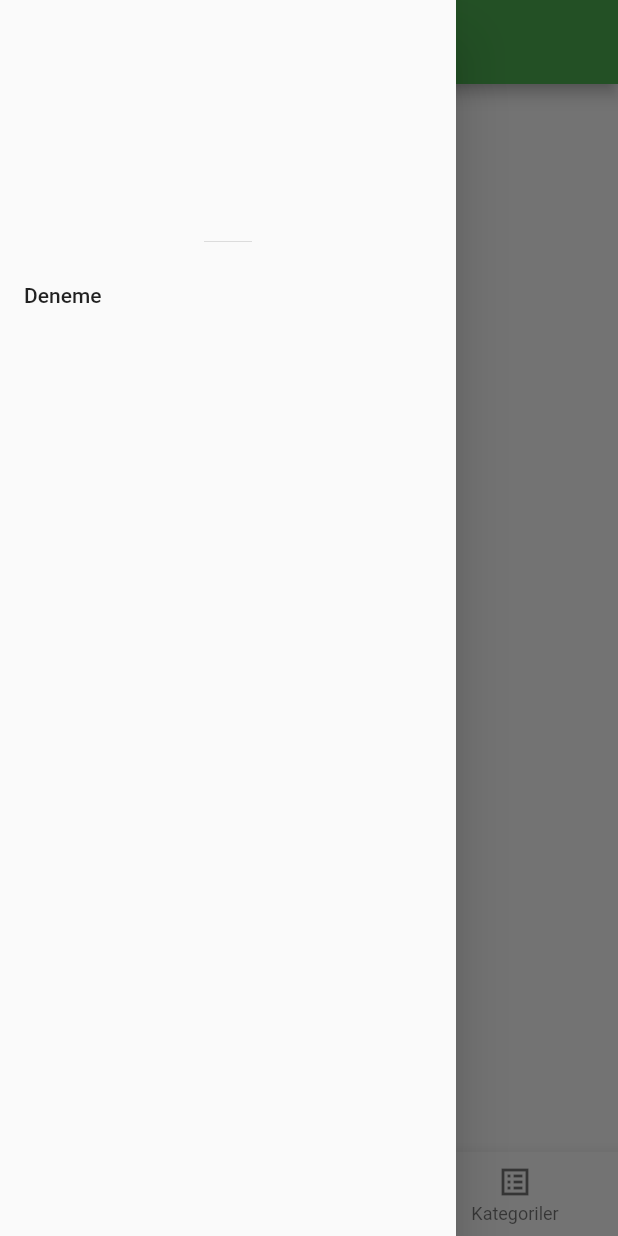
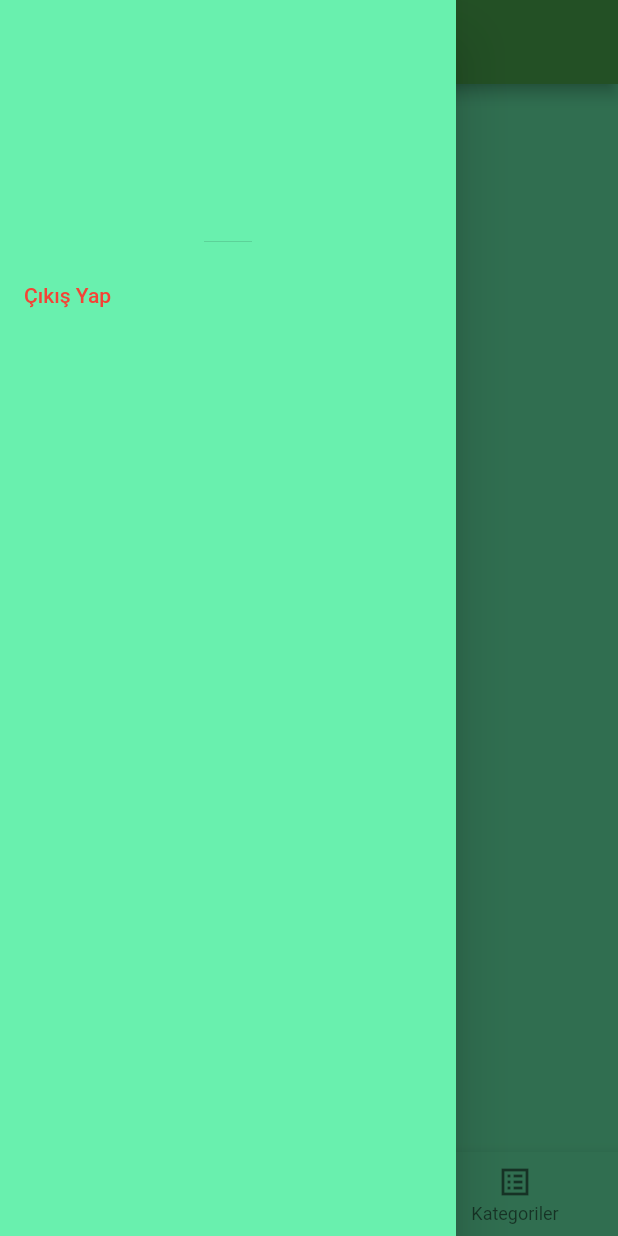
Before and after one commit to bilalozcan/hizmet_mobil_uygulama, a Flutter app: the MainPage screen opened by its route, with the side drawer open, on a phone screen of 412 x 824 dp. Run offline on Flutter 3.47's test engine with Material 2 defaults, Android fonts, the light colour scheme and no system bars; our stand-ins replace cloud_firestore, firebase_auth, firebase_core, fluttertoast, google_fonts, shared_preferences; accounts and stored records are empty.

Commit message:
-Kayıt Ol Ekranı Düzenlendi -Giriş yapma, giriş yapılan kullanıcı kontrolü yapıldı -Loading ekranı eklendi -Çıkış yap düzenlendi -Ana tema renkleri düzenlendi

```diff
--- a/lib/models/CarouselSlider.dart
+++ b/lib/models/CarouselSlider.dart
@@ -49,7 +49,7 @@ class _CarouselSliderState extends State<CarouselSlider> {
   {
     SharedPreferences value=await SharedPreferences.getInstance();
     setState(() {
-      value.setInt("${widget._email}",1);
+      value.setInt("login",1);
     });
 
   }
@@ -70,7 +70,7 @@ class _CarouselSliderState extends State<CarouselSlider> {
                             image: AssetImage(widget._photoPaths[_photosIndex]),
                             fit: BoxFit.cover),
                       ),
-                      height:((MediaQuery.of(context).size.height)/2)-11,
+
                     ),
                     /*Positioned(
                       top: ((MediaQuery.of(context).size.height)/2)-32,
@@ -85,7 +85,7 @@ class _CarouselSliderState extends State<CarouselSlider> {
                   ],
                 ),
               ),
-              Container(height:300,child: Column(mainAxisAlignment: MainAxisAlignment.center,children: [Text("Hizmet Uygulamasi",style: TextStyle(fontSize:24),)],),),
+              Container(child: Column(mainAxisAlignment: MainAxisAlignment.center,children: [Text("Hizmet Uygulamasi",style: TextStyle(fontSize:24),)],),),
 
               Container(
                 color: Colors.blue[900],
--- a/lib/models/User.dart
+++ b/lib/models/User.dart
@@ -143,11 +143,11 @@ class HizmetUser {
         _firstTime=value.getInt("${this._email}");
         debugPrint("_firstTime sayisi  $_firstTime");
         if(_firstTime!=null) {
-          Navigator.push(
+          Navigator.pushReplacement(
               _context, MaterialPageRoute(builder: (_context) => MainPage()));
         }
         else {
-          Navigator.push(
+          Navigator.pushReplacement(
               _context, MaterialPageRoute(builder: (_context) =>
               CarouselSlider(photoPaths: [
                 "assets/carouselPhotos/photo1.jpg",
--- a/lib/ui/MainPage.dart
+++ b/lib/ui/MainPage.dart
@@ -1,4 +1,5 @@
 import 'dart:collection';
+import 'dart:io';
 
 import 'package:flutter/cupertino.dart';
 import 'package:flutter/material.dart';
@@ -23,52 +24,67 @@ class _MainPageState extends State<MainPage> {
   void initState() {
     // TODO: implement initState
     super.initState();
-    _currentNavigationBarIndex=0;
+    _currentNavigationBarIndex = 0;
     activeUser();
   }
 
-  activeUser()async
-  {
-    SharedPreferences value=await SharedPreferences.getInstance();
-    if(firebaseAuth.currentUser.email!=null) {
+  activeUser() async {
+    SharedPreferences value = await SharedPreferences.getInstance();
+    if (firebaseAuth.currentUser.email != null) {
       setState(() {
-        value.setInt("${firebaseAuth.currentUser.email}", 1);
+        value.setInt("login", 1);
       });
     }
-  }
-
-  exit()
-  {
-    dialogMessageForExit(context);
   }
 
   @override
   Widget build(BuildContext context) {
     return WillPopScope(
       onWillPop: () async {
-        dialogMessageForExit(context);
-        return true;
+        exit(0);
       },
       child: Scaffold(
-        drawer: Drawer(child:Column(children: [DrawerHeader(child: Text("${firebaseAuth.currentUser.email}"),),ListTile(title:Text("Deneme") ,)],)),
-        bottomNavigationBar: BottomNavigationBar(onTap:(currentIndex){
-          setState(() {
-            _currentNavigationBarIndex=currentIndex;
-          });
-        },
-          currentIndex: _currentNavigationBarIndex,items: [BottomNavigationBarItem(icon:Icon(Icons.account_circle),label: "Profil"),BottomNavigationBarItem(icon:Icon(Icons.library_add_check_sharp),label: "İlanlarım"),BottomNavigationBarItem(icon:Icon(Icons.list_alt_sharp),label:"Kategoriler")],),
+        drawer: Drawer(
+            child: Column(
+          children: [
+            DrawerHeader(
+              child: Text("${firebaseAuth.currentUser.email}"),
+            ),
+            ListTile(
+              title: Text("Çıkış Yap", style: TextStyle(color: Colors.red),),
+              onTap: ()async{
+                dialogMessageForExit(context);
+              },
+            )
+          ],
+        )),
+        bottomNavigationBar: BottomNavigationBar(
+          onTap: (currentIndex) {
+            setState(() {
+              _currentNavigationBarIndex = currentIndex;
+            });
+          },
+          currentIndex: _currentNavigationBarIndex,
+          items: [
+            BottomNavigationBarItem(
+                icon: Icon(Icons.account_circle), label: "Profil"),
+            BottomNavigationBarItem(
+                icon: Icon(Icons.library_add_check_sharp), label: "İlanlarım"),
+            BottomNavigationBarItem(
+                icon: Icon(Icons.list_alt_sharp), label: "Kategoriler")
+          ],
+        ),
         appBar: AppBar(
           title: Text("HİZMET"),
           centerTitle: true,
         ),
-        body:Pages(_currentNavigationBarIndex),
+        body: Pages(_currentNavigationBarIndex),
       ),
     );
   }
 
   Pages(int currentNavigationBarIndex) {
-    switch(_currentNavigationBarIndex)
-    {
+    switch (_currentNavigationBarIndex) {
       case 0:
         return Text("Profil Sayfası");
       case 1:
--- a/lib/utils/DialogMessage.dart
+++ b/lib/utils/DialogMessage.dart
@@ -8,14 +8,14 @@ dialogMessageForExit(BuildContext context) {
       context: context,
       builder: (context) {
         return AlertDialog(
-          title: Text("Uygulamadan Çıkış Yapmak İstediğinize Emin Misiniz?"),
+          title: Text("Hesaptan Çıkış Yapmak İstediğinize Emin Misiniz?"),
           actions: [
             CupertinoButton(
               child: Text("EVET"),
               onPressed: () async{
                 firebaseAuth.signOut();
                 SharedPreferences value=await SharedPreferences.getInstance();
-                value.setInt("${firebaseAuth.currentUser.email}",0);
+                value.setInt("login",0);
                 Navigator.of(context).pushNamedAndRemoveUntil("/SignIn", (route) => false);
               },
             ),
```
Also changed, not shown: lib/main.dart (+20 -21 lines), lib/tutorialStepScreen.dart (+7 -5 lines), lib/ui/LoadingPage.dart (added, +57 -0 lines), lib/ui/SignIn.dart (+11 -3 lines), lib/ui/SignUp.dart (+24 -33 lines).
